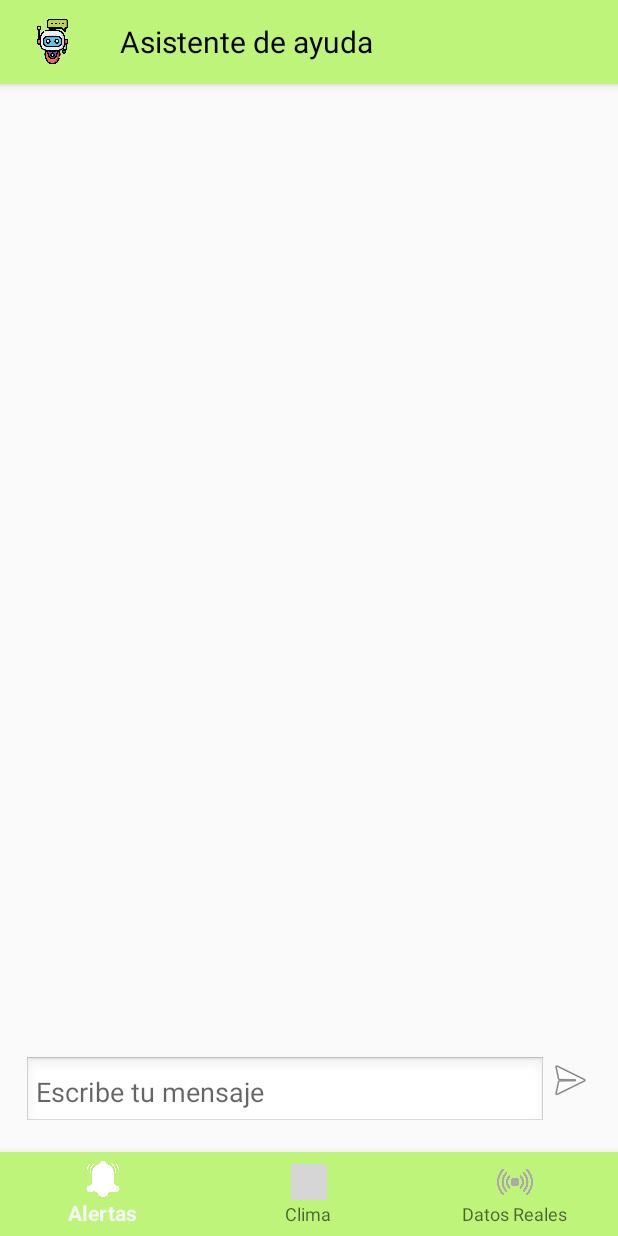
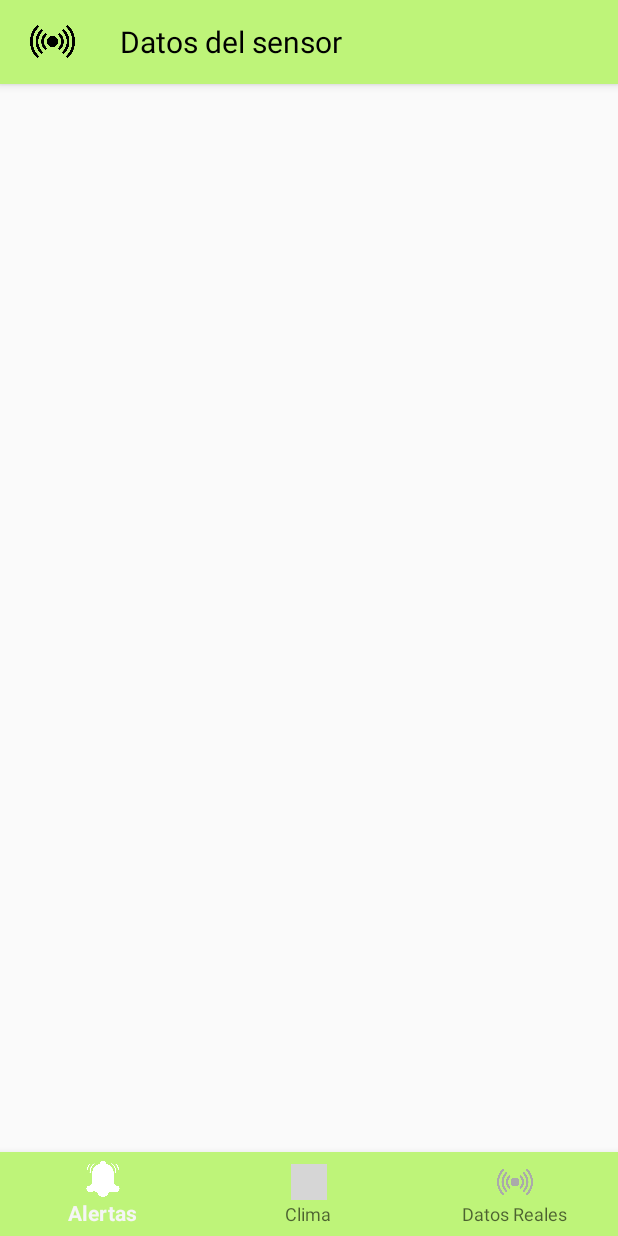
Before and after one commit to Nieve2205/ProyectoFinal, an Android app built with Jetpack Compose: the layout activity_sensor_screen.xml on its own in the app's theme, with its tools: preview values and no code run, on a phone screen of 412 x 824 dp. Run offline under Robolectric (Android 15) with nearby library versions, the phone set to English and light mode, and no system bars; grey boxes are pictures that could not be loaded.

Commit message:
SensorScreen y activity_sensor_screen.xml

```diff
--- a/app/src/main/res/layout/activity_chatbot_screen.xml
+++ b/app/src/main/res/layout/activity_sensor_screen.xml
@@ -26,7 +26,7 @@
                 android:layout_height="30dp"
                 android:layout_marginStart="20dp"
                 android:contentDescription="Menu Icon"
-                android:src="@drawable/ic_chatbot" />
+                android:src="@drawable/ic_sensor" />
 
             <TextView
                 android:id="@+id/toolbar_title"
@@ -34,56 +34,14 @@
                 android:layout_height="wrap_content"
                 android:layout_gravity="center_vertical"
                 android:layout_marginStart="30dp"
-                android:text="Asistente de ayuda"
+                android:text="Datos del sensor"
                 android:textColor="@android:color/black"
                 android:textSize="20sp" />
         </androidx.appcompat.widget.Toolbar>
     </com.google.android.material.appbar.AppBarLayout>
 
     <!-- Contenido principal -->
-    <LinearLayout
-        android:layout_width="match_parent"
-        android:layout_height="match_parent"
-        android:orientation="vertical"
-        android:padding="16dp"
-        android:layout_marginBottom="56dp"
-        app:layout_behavior="@string/appbar_scrolling_view_behavior">
 
-    <!-- RecyclerView para mostrar los mensajes -->
-    <androidx.recyclerview.widget.RecyclerView
-        android:id="@+id/chatRecyclerView"
-        android:layout_width="match_parent"
-        android:layout_height="0dp"
-        android:layout_weight="1"
-        android:padding="8dp" />
-
-    <!-- Contenedor para enviar mensajes -->
-    <LinearLayout
-        android:layout_width="match_parent"
-        android:layout_height="wrap_content"
-        android:orientation="horizontal">
-
-        <!-- Campo de entrada de texto -->
-        <EditText
-            android:id="@+id/inputMessage"
-            android:layout_width="0dp"
-            android:layout_height="wrap_content"
-            android:layout_weight="1"
-            android:hint="Escribe tu mensaje"
-            android:padding="8dp"
-            android:background="@android:drawable/edit_text" />
-
-        <!-- Botón para enviar -->
-        <ImageButton
-            android:id="@+id/sendButton"
-            android:layout_width="wrap_content"
-            android:layout_height="wrap_content"
-            android:background="?attr/selectableItemBackgroundBorderless"
-            android:contentDescription="Enviar"
-            android:src="@android:drawable/ic_menu_send"
-            tools:ignore="TouchTargetSizeCheck" />
-    </LinearLayout>
-</LinearLayout>
 
     <!-- Bottom Navigation -->
     <com.google.android.material.bottomnavigation.BottomNavigationView
```
